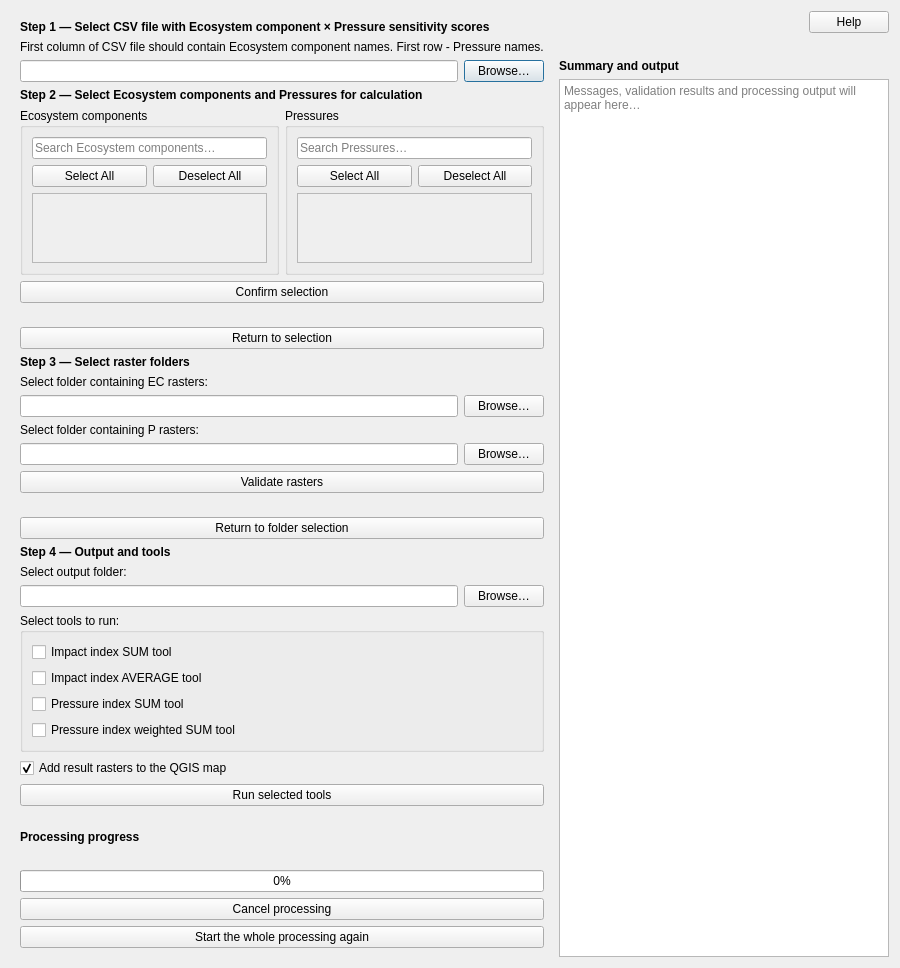
helcomsecretariat/helcom-spia, file HELCOMSPIA/main_dialog_base.ui: the form before one commit.
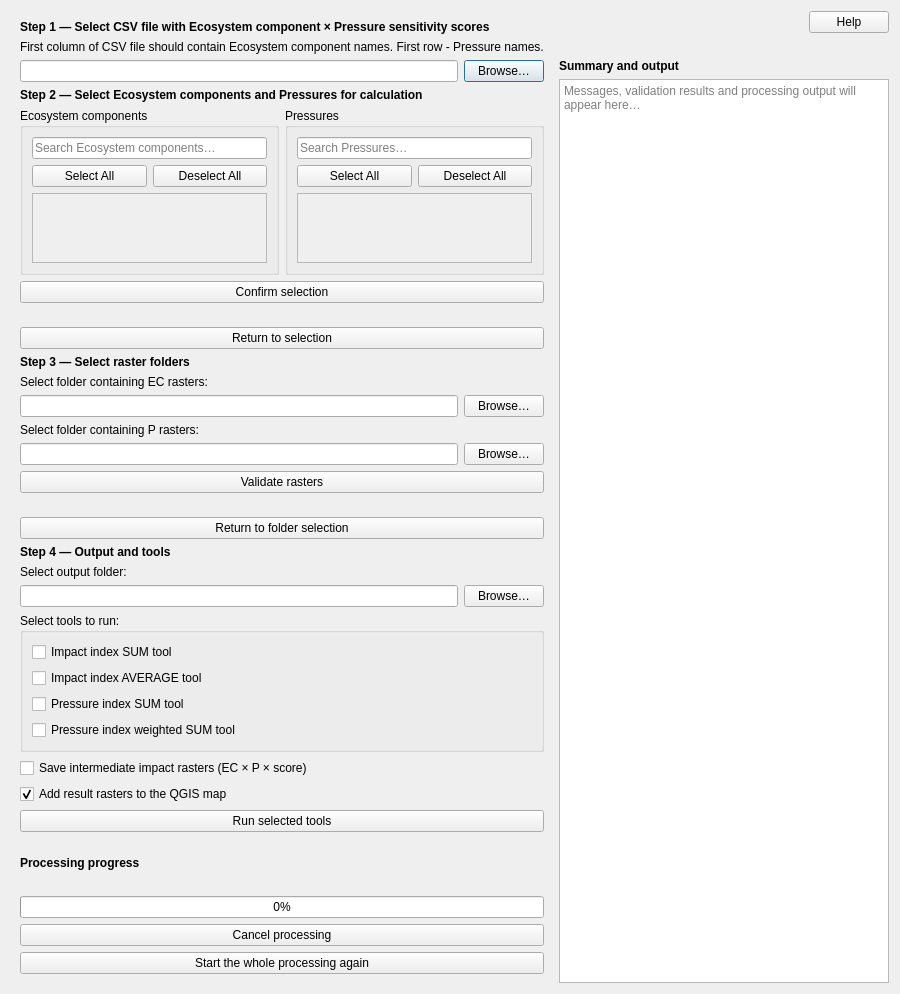
The form after the commit.

Commit message:
CSV delimiters, encoding and intermediate rasters
1) Handle different delimiters in input CSV
2) Handle different encodings in input CSV
3) Add intermediate rasters export option

Patch:
```diff
--- a/HELCOMSPIA/main_dialog_base.ui
+++ b/HELCOMSPIA/main_dialog_base.ui
@@ -354,6 +354,17 @@
         </item>
 		
 		
+		<item>
+		  <widget class="QCheckBox" name="saveIntermediateCheckBox">
+			<property name="text">
+			  <string>Save intermediate impact rasters (EC × P × score)</string>
+			</property>
+			<property name="checked">
+			  <bool>false</bool>
+			</property>
+		  </widget>
+		</item>
+
 		<!-- Add results to QGIS map -->
 		<item>
 		  <widget class="QCheckBox" name="addResultsToMapCheckBox">
```
The commit also changes 3 other files.
